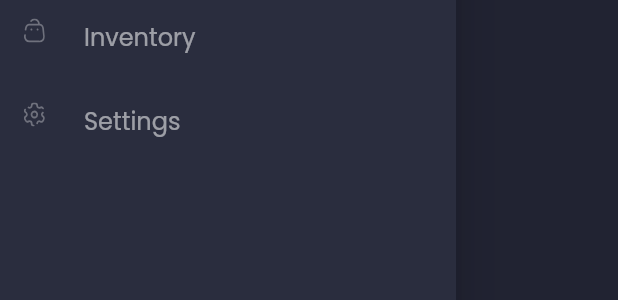
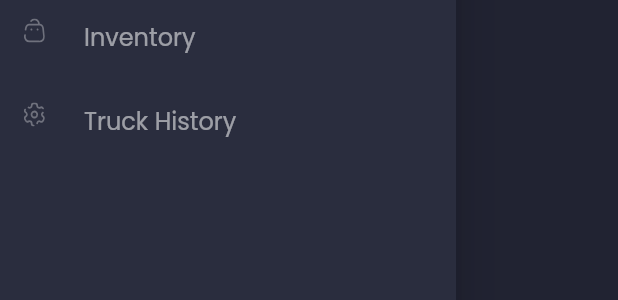
Before and after one commit to cesarpatrick/flutter_dashboard, a Flutter app: the SideMenu widget shown alone on an empty page, opened directly, on a phone screen of 412 x 824 dp. Shown: the part 511-811 px from the top of the screen. Run offline on Flutter 3.47's test engine with Material 2 defaults, Android fonts, the phone set to English and light mode, and no system bars; our stand-ins replace data_table_2, file_picker, fl_chart, flutter_svg, google_fonts, shared_preferences; missing offline and left inert: dart:html, flutter_keyboard_visibility_web, google_maps, html_editor_enhanced, shared_preferences_web; accounts and stored records are empty; project files that could hold a hidden picture were left out.

Commit message:
updating the project

```diff
--- a/lib/screens/main/components/side_menu.dart
+++ b/lib/screens/main/components/side_menu.dart
@@ -43,7 +43,7 @@ class SideMenu extends StatelessWidget {
             },
           ),
           DrawerListTile(
-            title: "Settings",
+            title: "Truck History",
             svgSrc: "assets/icons/menu_setting.svg",
             press: () {},
           ),
```
